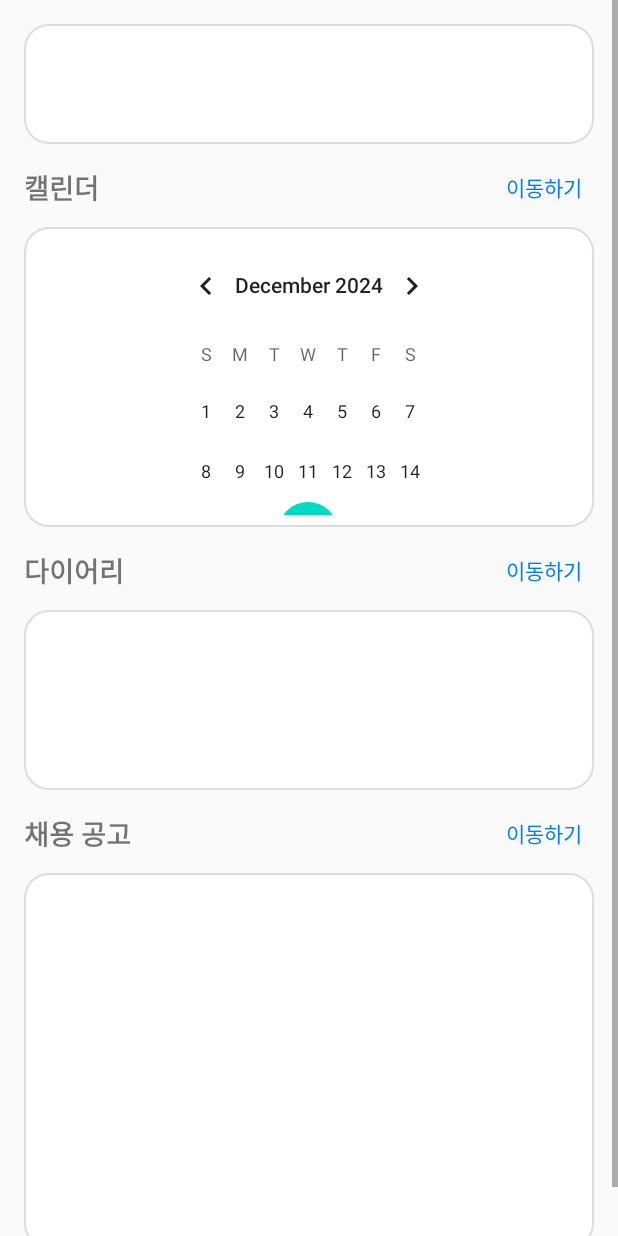
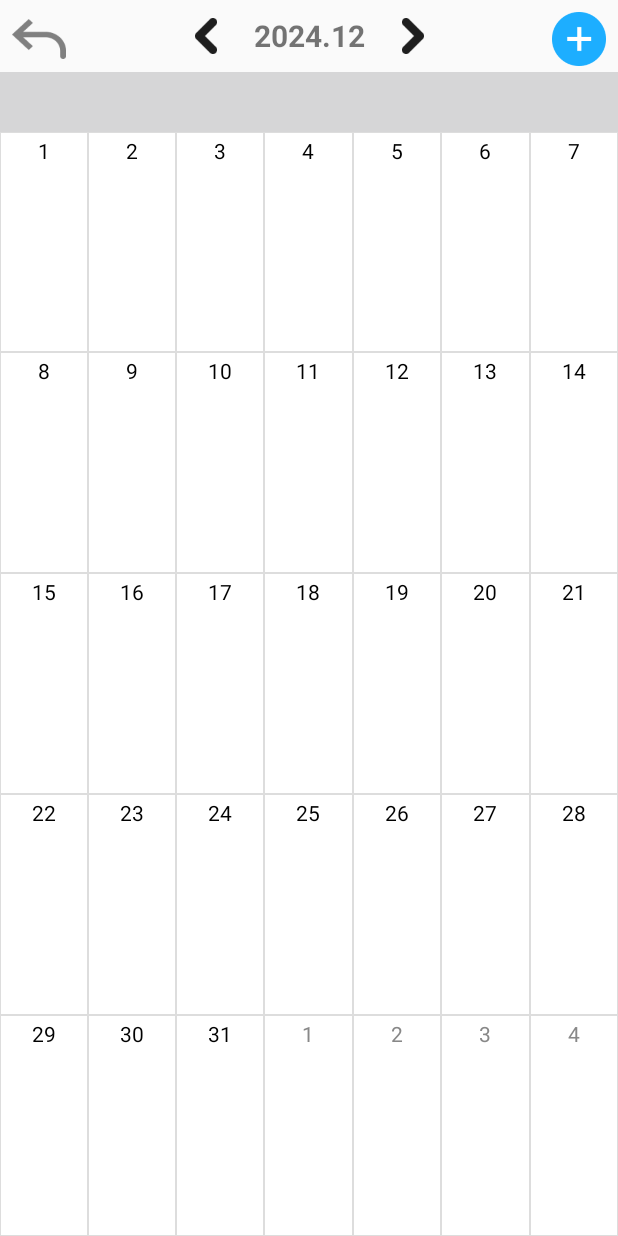
Before and after one commit to SSARY-ssafy/APP, an Android app built with Jetpack Compose: the MainActivity screen opened directly, with no data from a screen before it, after a tap on "이동하기", on a phone screen of 412 x 824 dp. Run offline under Robolectric (Android 15) with nearby library versions, the phone set to English and light mode, and no system bars; our stand-ins replace Firebase (no records; nobody signed in at launch, a user with empty details on screens opened directly).

Commit message:
merge 후 수정

```diff
--- a/app/src/main/AndroidManifest.xml
+++ b/app/src/main/AndroidManifest.xml
@@ -37,6 +37,7 @@
         <activity android:name=".MyPageActivity" />
         <activity android:name=".MyNewTextActivity" />
         <activity android:name=".MyExistTextActivity" />
+        <activity android:name=".CalendarActivity" />
 
         <!-- 모든 자바 클래스 Activity는 아래 코드를 반드시 디폴트로 입력해주세요. -->
         <!--<activity android:name=".Activity" />-->
--- a/app/src/main/java/com/example/ssary/MainActivity.java
+++ b/app/src/main/java/com/example/ssary/MainActivity.java
@@ -47,9 +47,9 @@ public class MainActivity extends AppCompatActivity {
         });
 
         // 캘린더 이동 버튼 클릭 시
-        TextView calendarButton = findViewById(R.id.calender_button);
+        TextView calendarButton = findViewById(R.id.calendar_button);
         calendarButton.setOnClickListener(view -> {
-            Intent intent = new Intent(MainActivity.this, MainActivity.class);
+            Intent intent = new Intent(MainActivity.this, CalendarActivity.class);
             startActivity(intent);
         });
 
--- a/app/src/main/res/layout/activity_main.xml
+++ b/app/src/main/res/layout/activity_main.xml
@@ -47,7 +47,7 @@
 
                 <!-- 이동하기 버튼 -->
                 <TextView
-                    android:id="@+id/calender_button"
+                    android:id="@+id/calendar_button"
                     android:layout_width="wrap_content"
                     android:layout_height="wrap_content"
                     android:clickable="true"
--- a/app/src/main/res/values/colors.xml
+++ b/app/src/main/res/values/colors.xml
@@ -12,4 +12,5 @@
     <color name="lightgray">#EFEEEE</color>
     <color name="gray">#B1B1B1</color>
     <color name="blue">#3CABDD</color>
+    <color name="transparent">#00000000</color>
 </resources>
```
